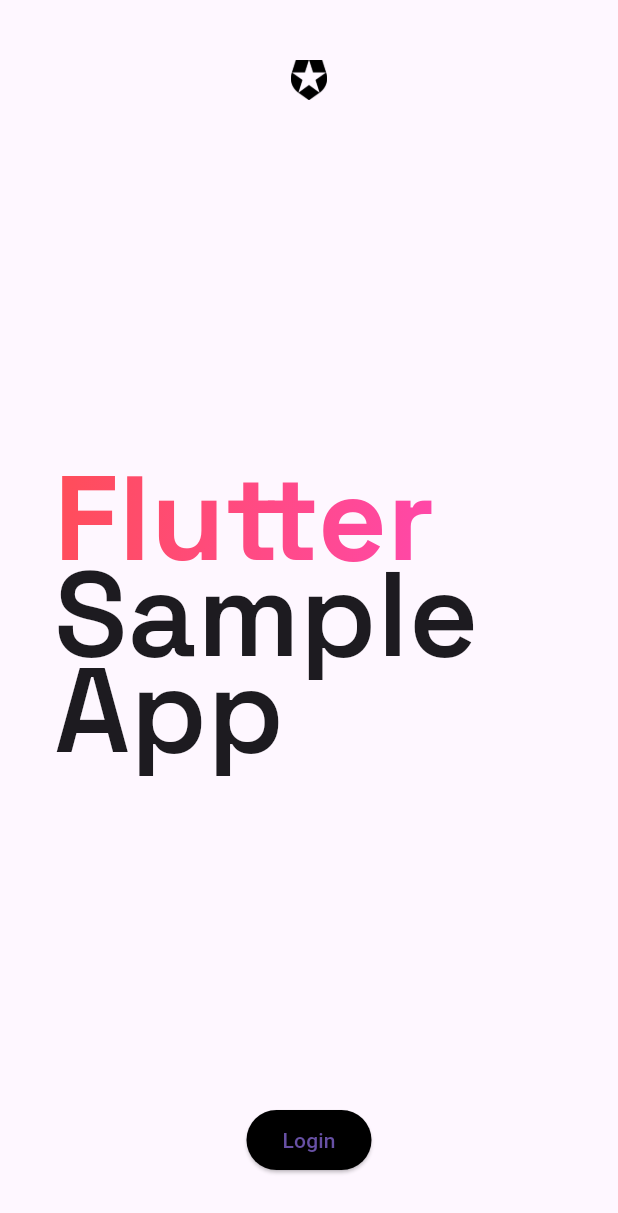
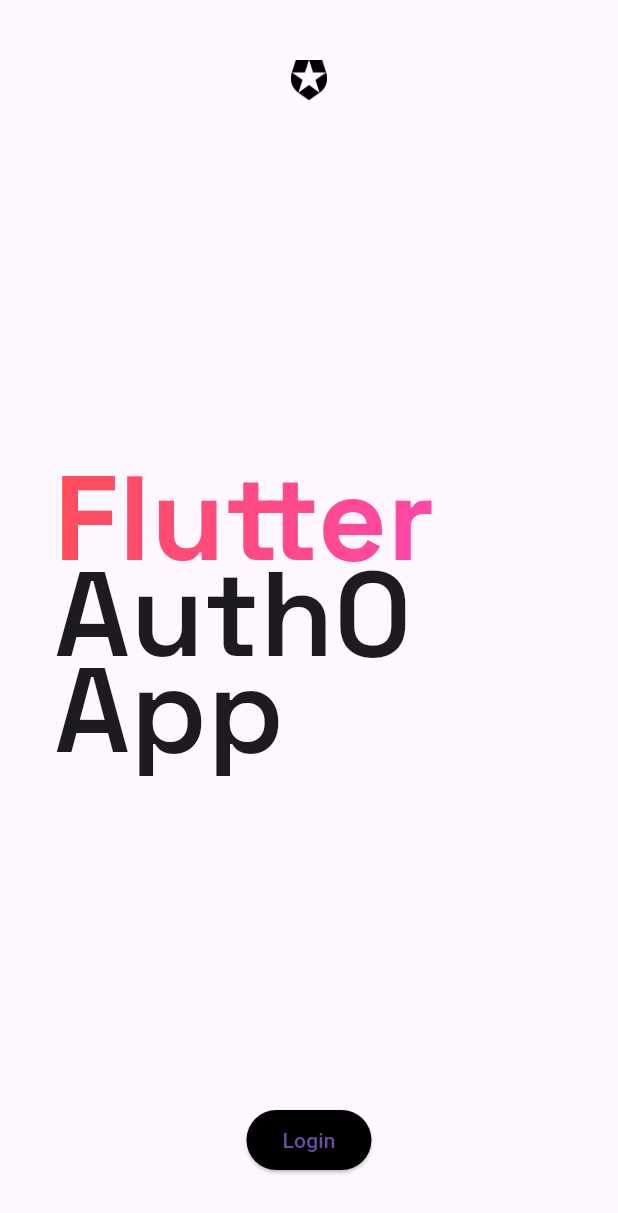
Before and after one commit to MakrandMZare/sample, a Flutter app: the screen it shows after launch, on a phone screen of 412 x 824 dp. Shown: the top 1213 px of the screen. Run offline on Flutter 3.47's test engine with Material 3 defaults, Android fonts, the phone set to English and light mode, and no system bars; our stand-ins replace flutter_dotenv, google_fonts; missing offline and left inert: auth0_flutter.

Commit message:
initial commit

```diff
--- a/lib/hero.dart
+++ b/lib/hero.dart
@@ -21,6 +21,7 @@ class HeroWidget extends StatelessWidget {
       Expanded(
           child: Container(
               margin: const EdgeInsets.all(margin),
+              // debugShowCheckedModeBanner: false,
               child: Column(
                   crossAxisAlignment: CrossAxisAlignment.start,
                   mainAxisAlignment: MainAxisAlignment.center,
@@ -32,7 +33,7 @@ class HeroWidget extends StatelessWidget {
                           height: 0.8,
                           fontWeight: FontWeight.w800,
                         )),
-                    Text('Sample App',
+                    Text('Auth0 App',
                         style: GoogleFonts.spaceGrotesk(
                           fontSize: 80,
                           height: 0.8,
--- a/lib/main.dart
+++ b/lib/main.dart
@@ -5,6 +5,5 @@ import 'example_app.dart';
 void main() async {
 
    await dotenv.load();
-
   runApp(const ExampleApp());
 }
```
